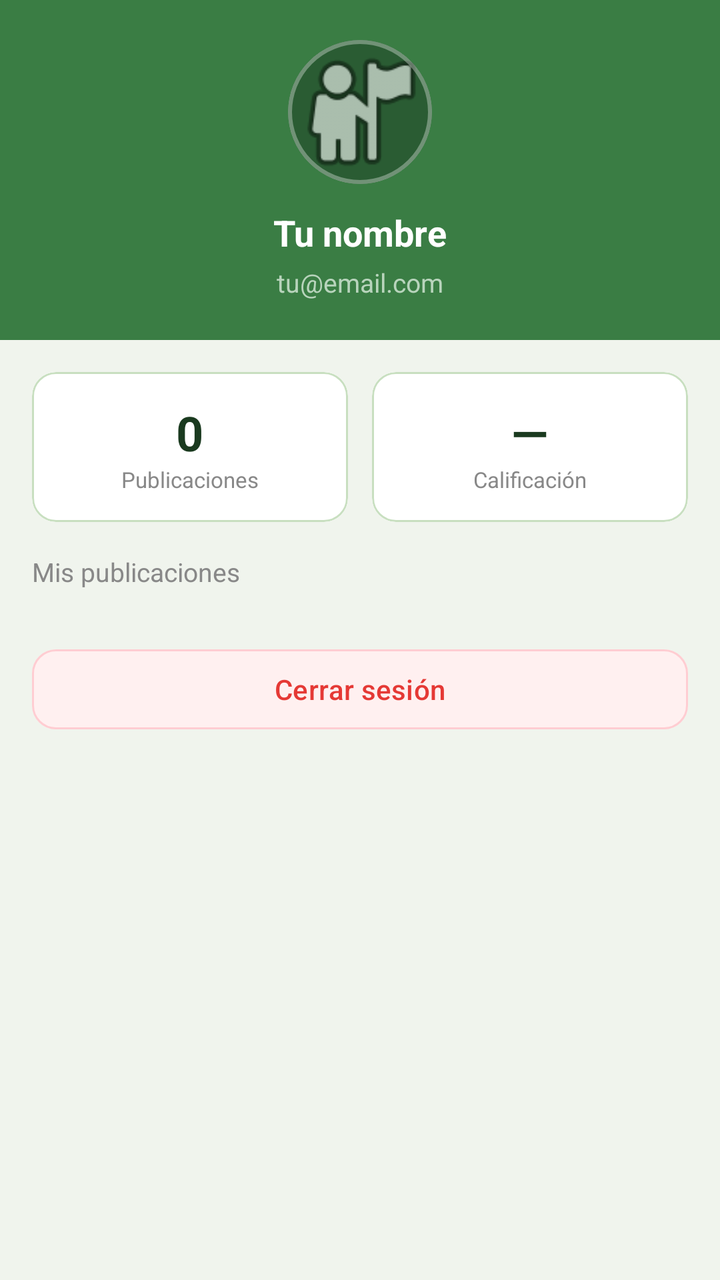
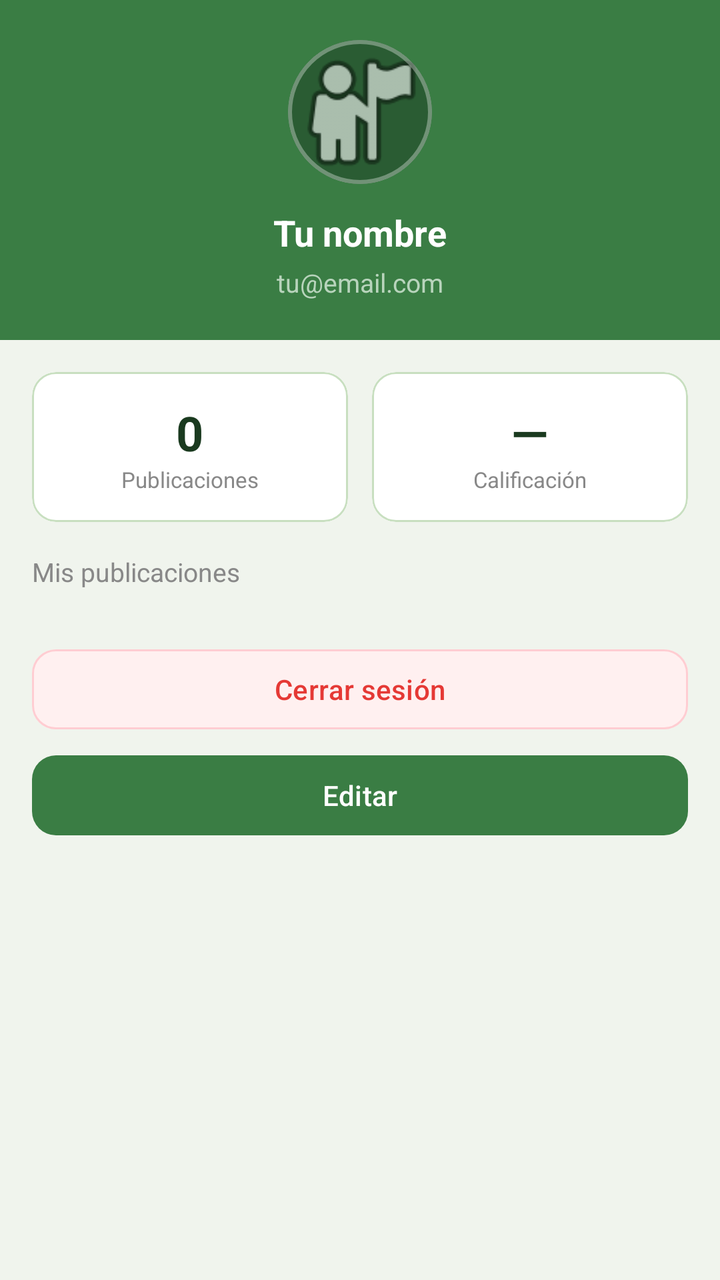

Before-and-after screenshots of an Android layout around one commit, followed by the original layout XML and the change that was made.
<!-- AndroidManifest.xml: application theme Theme.Waterdropapp -->
<!-- res/layout/fragment_perfil_market.xml -->
<?xml version="1.0" encoding="utf-8"?>
<ScrollView
    xmlns:android="http://schemas.android.com/apk/res/android"
    xmlns:app="http://schemas.android.com/apk/res-auto"
    android:layout_width="match_parent"
    android:layout_height="match_parent"
    android:background="#F0F4ED">

    <LinearLayout
        android:layout_width="match_parent"
        android:layout_height="wrap_content"
        android:orientation="vertical">

        
        <LinearLayout
            android:layout_width="match_parent"
            android:layout_height="wrap_content"
            android:background="#3A7D44"
            android:orientation="vertical"
            android:gravity="center"
            android:padding="20dp"
            android:paddingTop="30dp"
            android:paddingBottom="36dp">

            
            <FrameLayout
                android:layout_width="72dp"
                android:layout_height="72dp"
                android:layout_marginBottom="12dp">

                <com.google.android.material.card.MaterialCardView
                    android:layout_width="72dp"
                    android:layout_height="72dp"
                    app:cardCornerRadius="36dp"
                    app:cardElevation="0dp"
                    app:strokeColor="#55FFFFFF"
                    app:strokeWidth="2dp">

                    <ImageView
                        android:id="@+id/imgAvatar"
                        android:layout_width="match_parent"
                        android:layout_height="match_parent"
                        android:src="@android:drawable/ic_menu_myplaces"
                        android:scaleType="centerCrop"
                        android:background="#2A5C33"/>

                </com.google.android.material.card.MaterialCardView>

            </FrameLayout>

            <TextView
                android:id="@+id/tvNombreUsuario"
                android:layout_width="wrap_content"
                android:layout_height="wrap_content"
                android:text="Tu nombre"
                android:textSize="18sp"
                android:textStyle="bold"
                android:textColor="#FFFFFF"/>

            <TextView
                android:id="@+id/tvEmailUsuario"
                android:layout_width="wrap_content"
                android:layout_height="wrap_content"
                android:text="tu@email.com"
                android:textSize="13sp"
                android:textColor="#B8D4BC"
                android:layout_marginTop="4dp"/>

        </LinearLayout>

        <LinearLayout
            android:layout_width="match_parent"
            android:layout_height="wrap_content"
            android:orientation="vertical"
            android:padding="16dp">

            
            <LinearLayout
                android:layout_width="match_parent"
                android:layout_height="wrap_content"
                android:orientation="horizontal"
                android:layout_marginBottom="16dp">

                <com.google.android.material.card.MaterialCardView
                    android:layout_width="0dp"
                    android:layout_height="wrap_content"
                    android:layout_weight="1"
                    android:layout_marginEnd="6dp"
                    app:cardCornerRadius="12dp"
                    app:cardElevation="0dp"
                    app:strokeColor="#C8DFC0"
                    app:strokeWidth="1dp">

                    <LinearLayout
                        android:layout_width="match_parent"
                        android:layout_height="wrap_content"
                        android:orientation="vertical"
                        android:background="#FFFFFF"
                        android:padding="14dp"
                        android:gravity="center">

                        <TextView
                            android:id="@+id/tvTotalPublicaciones"
                            android:layout_width="wrap_content"
                            android:layout_height="wrap_content"
                            android:text="0"
                            android:textSize="24sp"
                            android:textStyle="bold"
                            android:textColor="#1A3A1F"/>

                        <TextView
                            android:layout_width="wrap_content"
                            android:layout_height="wrap_content"
                            android:text="Publicaciones"
                            android:textSize="11sp"
                            android:textColor="#888888"/>

                    </LinearLayout>
                </com.google.android.material.card.MaterialCardView>

                <com.google.android.material.card.MaterialCardView
                    android:layout_width="0dp"
                    android:layout_height="wrap_content"
                    android:layout_weight="1"
                    android:layout_marginStart="6dp"
                    app:cardCornerRadius="12dp"
                    app:cardElevation="0dp"
                    app:strokeColor="#C8DFC0"
                    app:strokeWidth="1dp">

                    <LinearLayout
                        android:layout_width="match_parent"
                        android:layout_height="wrap_content"
                        android:orientation="vertical"
                        android:background="#FFFFFF"
                        android:padding="14dp"
                        android:gravity="center">

                        <TextView
                            android:id="@+id/tvCalificacion"
                            android:layout_width="wrap_content"
                            android:layout_height="wrap_content"
                            android:text="—"
                            android:textSize="24sp"
                            android:textStyle="bold"
                            android:textColor="#1A3A1F"/>

                        <TextView
                            android:layout_width="wrap_content"
                            android:layout_height="wrap_content"
                            android:text="Calificación"
                            android:textSize="11sp"
                            android:textColor="#888888"/>

                    </LinearLayout>
                </com.google.android.material.card.MaterialCardView>

            </LinearLayout>

            
            <TextView
                android:layout_width="wrap_content"
                android:layout_height="wrap_content"
                android:text="Mis publicaciones"
                android:textSize="13sp"
                android:textColor="#888888"
                android:layout_marginBottom="10dp"/>

            <androidx.recyclerview.widget.RecyclerView
                android:id="@+id/rvMisPublicaciones"
                android:layout_width="match_parent"
                android:layout_height="wrap_content"
                android:nestedScrollingEnabled="false"
                android:layout_marginBottom="16dp"/>

            
            <com.google.android.material.button.MaterialButton
                android:id="@+id/btnCerrarSesion"
                style="@style/Widget.Material3.Button.OutlinedButton"
                android:layout_width="match_parent"
                android:layout_height="48dp"
                android:text="Cerrar sesión"
                android:textColor="#E53935"
                app:strokeColor="#FFCDD2"
                app:cornerRadius="12dp"
                app:backgroundTint="#FFF0F0"/>

        </LinearLayout>

    </LinearLayout>
</ScrollView>
<!-- resources referenced by this layout -->
<resources>
  <style name="Theme.Waterdropapp" parent="Theme.Material3.Light.NoActionBar">
          <item name="colorPrimary">#4CAF50</item>
          <item name="colorPrimaryContainer">#C8E6C9</item>
          <item name="android:statusBarColor">#4CAF50</item>
      </style>
</resources>

<!-- the commit's change to res/layout/fragment_perfil_market.xml (unified diff, before → after) -->
@@ -185,6 +185,18 @@
                 app:cornerRadius="12dp"
                 app:backgroundTint="#FFF0F0"/>
 
+            
+            <com.google.android.material.button.MaterialButton
+                android:id="@+id/btnEditarPerfil"
+                android:layout_width="match_parent"
+                android:layout_height="48dp"
+                android:layout_marginTop="5dp"
+                android:text="Editar"
+                android:textSize="14sp"
+                android:textColor="#FFFFFF"
+                app:backgroundTint="#3A7D44"
+                app:cornerRadius="12dp"/>
+
         </LinearLayout>
 
     </LinearLayout>
